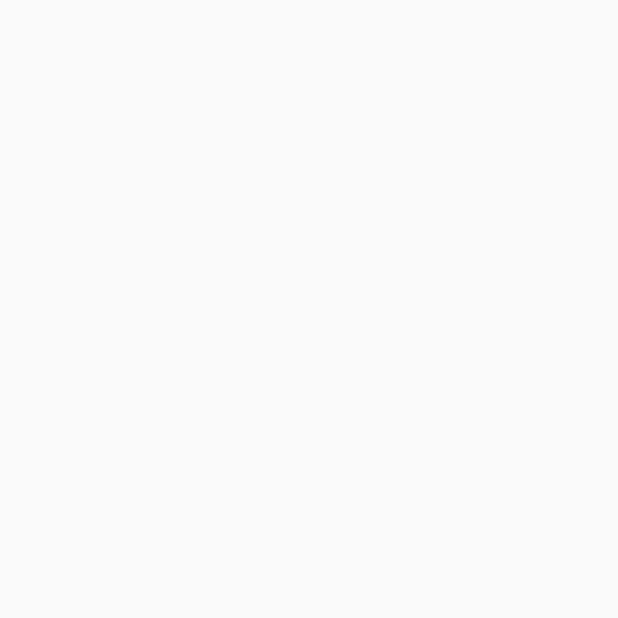
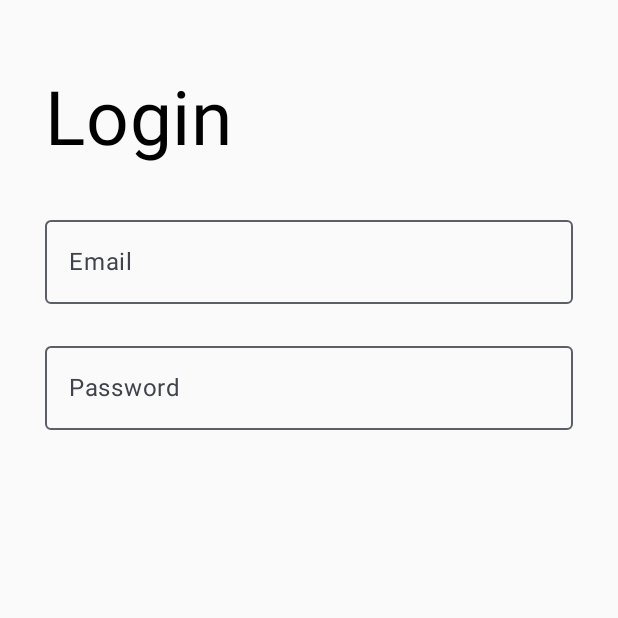
Before and after one commit to ricardosr4/CrudFirebase, an Android app built with Jetpack Compose: the screen it shows after launch (MainActivity), on a phone screen of 412 x 824 dp, the top half of it. Before the commit the part shown is empty. Run offline under Robolectric (Android 15) with nearby library versions, the phone set to English and light mode, and no system bars.

Commit message:
create login screen parte 1 ok

```diff
--- a/app/src/main/java/com/example/crudfirebase/MainActivity.kt
+++ b/app/src/main/java/com/example/crudfirebase/MainActivity.kt
@@ -3,6 +3,7 @@ package com.example.crudfirebase
 import android.os.Bundle
 import androidx.activity.ComponentActivity
 import androidx.activity.compose.setContent
+import com.example.crudfirebase.ui.screen.login.LoginScreen
 import com.example.crudfirebase.ui.theme.CrudFirebaseTheme
 
 class MainActivity : ComponentActivity() {
@@ -10,6 +11,7 @@ class MainActivity : ComponentActivity() {
         super.onCreate(savedInstanceState)
         setContent {
             CrudFirebaseTheme {
+                LoginScreen()
 
             }
         }
--- a/app/src/main/java/com/example/crudfirebase/ui/screen/login/LoginScreen.kt
+++ b/app/src/main/java/com/example/crudfirebase/ui/screen/login/LoginScreen.kt
@@ -1,8 +1,59 @@
 package com.example.crudfirebase.ui.screen.login
 
+import androidx.compose.foundation.layout.Column
+import androidx.compose.foundation.layout.fillMaxSize
+import androidx.compose.foundation.layout.fillMaxWidth
+import androidx.compose.foundation.layout.padding
 import androidx.compose.runtime.Composable
+import androidx.compose.runtime.getValue
+import androidx.compose.runtime.mutableStateOf
+import androidx.compose.runtime.remember
+import androidx.compose.runtime.setValue
+import androidx.compose.ui.Alignment
+import androidx.compose.ui.Modifier
+import androidx.compose.ui.graphics.Color
+import androidx.compose.ui.text.input.KeyboardType
+import androidx.compose.ui.text.input.PasswordVisualTransformation
+import androidx.compose.ui.text.input.VisualTransformation
+import androidx.compose.ui.unit.dp
+import androidx.compose.ui.unit.sp
+import com.example.crudfirebase.utils.components.ZetaOutlinedTextField
+import com.example.crudfirebase.utils.components.ZetaSpaceHeight
+import com.example.crudfirebase.utils.components.ZetaText
 
 @Composable
 fun LoginScreen(){
+    var email by remember { mutableStateOf("") }
+    var password by remember { mutableStateOf("") }
 
+    Column {
+        ZetaText(
+            text = "Login",
+            color = Color.Black,
+            fontSize = 50.sp,
+            modifier = Modifier
+                .fillMaxWidth()
+                .align(Alignment.Start)
+                .padding(start = 30.dp, top = 50.dp)
+        )
+        ZetaSpaceHeight(30.dp)
+        ZetaOutlinedTextField(
+            value = email,
+            onValueChange = { email = it},
+            label = "Email",
+            keyboardType = KeyboardType.Email
+
+        )
+        ZetaSpaceHeight(20.dp)
+        ZetaOutlinedTextField(
+            value = password,
+            onValueChange = { password = it},
+            label = "Password",
+            keyboardType = KeyboardType.Password,
+            visualTransformation = PasswordVisualTransformation()
+
+        )
+
+
+    }
 }
--- /dev/null
+++ b/app/src/main/java/com/example/crudfirebase/utils/components/Components.kt
@@ -0,0 +1,113 @@
+package com.example.crudfirebase.utils.components
+
+import androidx.compose.foundation.layout.Spacer
+import androidx.compose.foundation.layout.fillMaxWidth
+import androidx.compose.foundation.layout.height
+import androidx.compose.foundation.layout.padding
+import androidx.compose.foundation.layout.width
+import androidx.compose.foundation.text.KeyboardOptions
+import androidx.compose.material3.AlertDialog
+import androidx.compose.material3.ButtonDefaults
+import androidx.compose.material3.MaterialTheme
+import androidx.compose.material3.OutlinedButton
+import androidx.compose.material3.OutlinedTextField
+import androidx.compose.material3.Text
+import androidx.compose.runtime.Composable
+import androidx.compose.ui.Modifier
+import androidx.compose.ui.graphics.Color
+import androidx.compose.ui.text.input.KeyboardType
+import androidx.compose.ui.text.input.PasswordVisualTransformation
+import androidx.compose.ui.text.input.VisualTransformation
+import androidx.compose.ui.unit.Dp
+import androidx.compose.ui.unit.TextUnit
+import androidx.compose.ui.unit.dp
+import androidx.compose.ui.unit.sp
+
+@Composable
+fun ZetaSpaceHeight(size: Dp = 10.dp) {
+    Spacer(modifier = Modifier.height(size))
+}
+
+@Composable
+fun ZetaSpaceWidth(size: Dp = 10.dp) {
+    Spacer(modifier = Modifier.width(size))
+}
+@Composable
+fun ZetaOutlinedTextField(
+    value: String,
+    onValueChange: (String) -> Unit,
+    label: String,
+    keyboardType: KeyboardType = KeyboardType.Email,
+    visualTransformation: VisualTransformation = VisualTransformation.None
+
+){
+    OutlinedTextField(
+        value = value,
+        onValueChange = onValueChange,
+        label = { Text(text = label) },
+        singleLine = true,
+        keyboardOptions = KeyboardOptions.Default.copy(keyboardType = keyboardType),
+        visualTransformation = visualTransformation,
+        modifier = Modifier
+            .fillMaxWidth()
+            .padding(horizontal = 30.dp)
+    )
+
+}
+
+@Composable
+fun ZetaButtonBasic(
+    text: String,
+    color: Color = MaterialTheme.colorScheme.primary,
+    textSize: TextUnit = 16.sp,
+    onClick: () -> Unit){
+    OutlinedButton(
+        onClick = onClick,
+        colors = ButtonDefaults.outlinedButtonColors(
+            contentColor = color,
+            containerColor = Color.Transparent
+        ),
+        modifier = Modifier
+            .fillMaxWidth()
+            .padding(horizontal = 50.dp)
+
+    ) {
+        Text(text = text, fontSize = textSize)
+    }
+
+}
+@Composable
+fun ZetaAlertDialog(
+    title: String,
+    message:String,
+    confirmText: String,
+    onConfirmClick: () -> Unit,
+    onDismissClick: () -> Unit
+){
+    AlertDialog(
+        onDismissRequest = onDismissClick,
+        title = { Text(text = title) },
+        text = { Text(text = message) },
+        confirmButton = {
+            OutlinedButton(onClick = onConfirmClick) {
+                Text(text = confirmText)
+            }
+        }
+    )
+
+}
+
+@Composable
+fun ZetaText(
+    text: String,
+    color: Color = Color.Black,
+    fontSize: TextUnit = 16.sp,
+    modifier: Modifier = Modifier
+) {
+    Text(
+        text = text,
+        color = color,
+        fontSize = fontSize,
+        modifier = modifier
+    )
+}
```
Also changed, not shown: app/src/main/java/com/example/crudfirebase/ui/screen/register/RegisterScreen.kt (+21 -0 lines).
